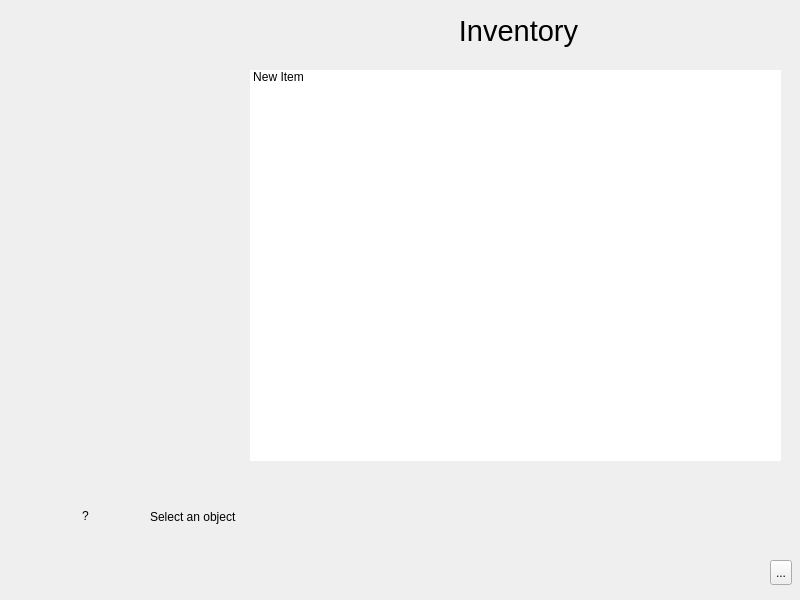
First picture: the form in client/base/interface/BaseWindow.ui, repository alphaonex86/CatchChallenger, before the edit.
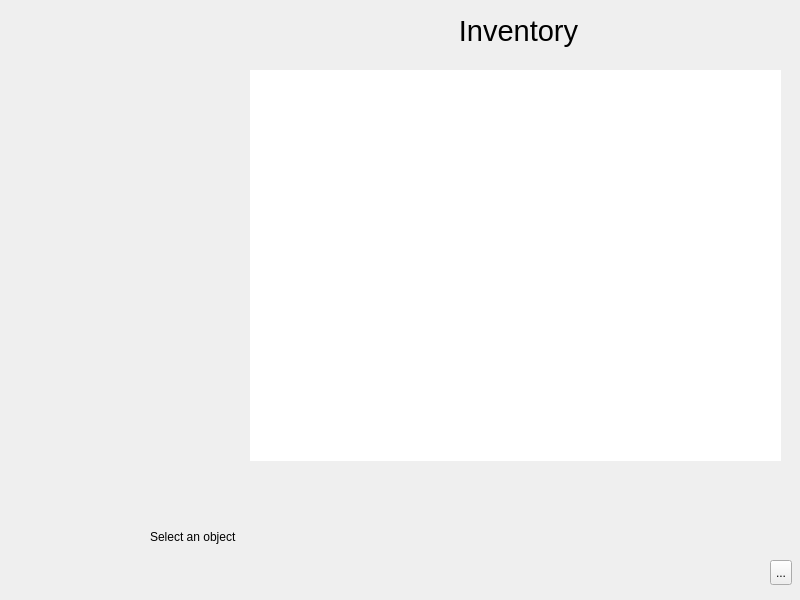
Second picture: the form after the edit. Icons and pictures are not drawn.

Commit message: [Fix] Server stop fix, inventory listing fix

What changed in the file:
```diff
--- a/client/base/interface/BaseWindow.ui
+++ b/client/base/interface/BaseWindow.ui
@@ -1013,12 +1013,12 @@
              <rect>
               <x>50</x>
               <y>480</y>
-              <width>71</width>
-              <height>71</height>
+              <width>64</width>
+              <height>64</height>
              </rect>
             </property>
-            <property name="text">
-             <string>?</string>
+            <property name="pixmap">
+             <pixmap resource="../resources/resources.qrc">:/images/inventory/unknow-object.png</pixmap>
             </property>
             <property name="alignment">
              <set>Qt::AlignCenter</set>
@@ -1065,9 +1065,9 @@
             <property name="geometry">
              <rect>
               <x>150</x>
-              <y>510</y>
+              <y>530</y>
               <width>641</width>
-              <height>71</height>
+              <height>51</height>
              </rect>
             </property>
             <property name="text">
@@ -1101,24 +1101,6 @@
             <property name="viewMode">
              <enum>QListView::IconMode</enum>
             </property>
-            <item>
-             <property name="text">
-              <string/>
-             </property>
-             <property name="icon">
-              <iconset resource="../resources/resources.qrc">
-               <normaloff>:/images/pokecraft.png</normaloff>:/images/pokecraft.png</iconset>
-             </property>
-            </item>
-            <item>
-             <property name="text">
-              <string>New Item</string>
-             </property>
-             <property name="icon">
-              <iconset resource="../resources/resources.qrc">
-               <normaloff>:/images/pokecraft.png</normaloff>:/images/pokecraft.png</iconset>
-             </property>
-            </item>
            </widget>
            <widget class="QToolButton" name="toolButton_quit_interface_2">
             <property name="geometry">
@@ -1157,6 +1139,22 @@
              <string>...</string>
             </property>
            </widget>
+           <widget class="QLabel" name="inventory_name">
+            <property name="geometry">
+             <rect>
+              <x>150</x>
+              <y>510</y>
+              <width>57</width>
+              <height>14</height>
+             </rect>
+            </property>
+            <property name="font">
+             <font>
+              <weight>75</weight>
+              <bold>true</bold>
+             </font>
+            </property>
+           </widget>
           </widget>
          </item>
         </layout>
```
Left out of the diff: 4 changed lines with no effect on the pictures. The commit also changes 20 other files.
